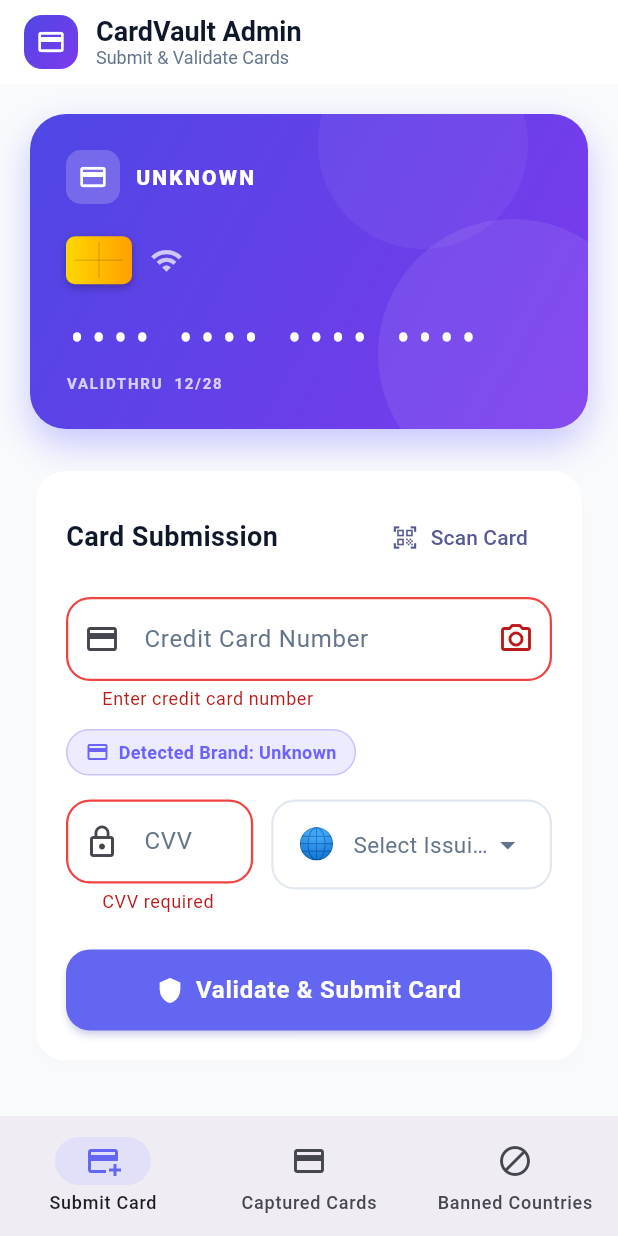
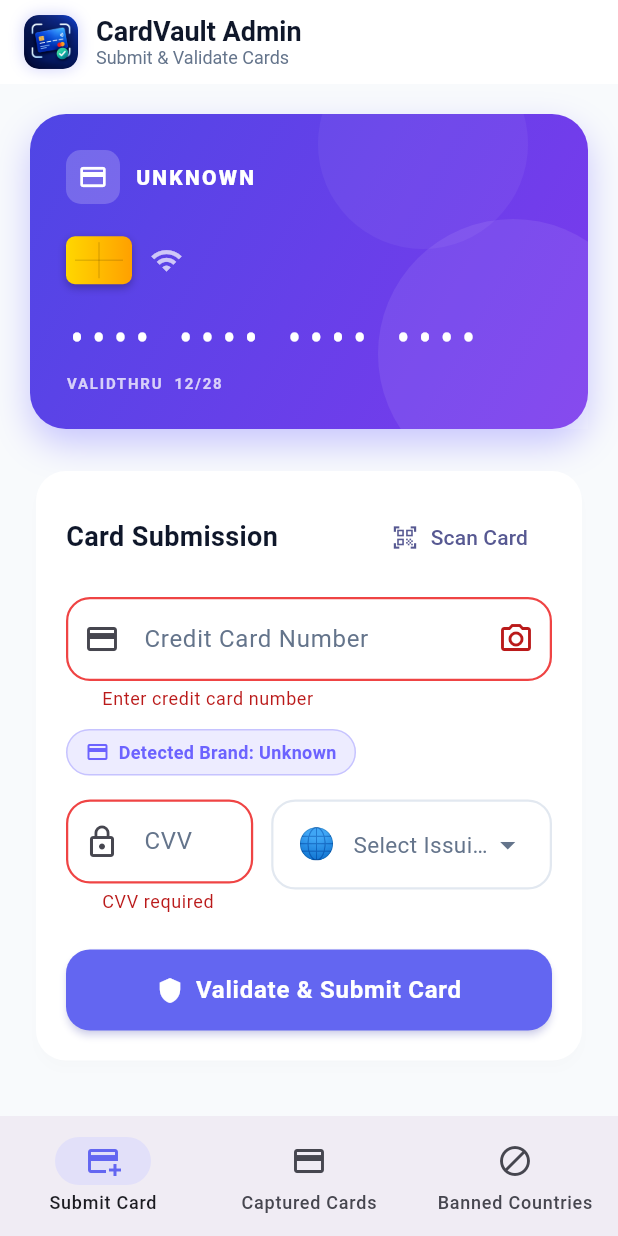
Before and after one commit to Minentle2301/validate_card_details, a Flutter app: the screen it shows after launch, after a tap on "Validate & Submit Card", on a phone screen of 412 x 824 dp. Run offline on Flutter 3.47's test engine with Material 3 defaults, Android fonts, the light colour scheme and no system bars; our stand-ins replace camera, flutter_local_notifications, shared_preferences; missing offline and left inert: google_mlkit_text_recognition.

Commit message:
added push notification and launch icon

```diff
--- a/lib/main.dart
+++ b/lib/main.dart
@@ -1,5 +1,5 @@
 import 'package:flutter/material.dart';
-import 'screens/main_navigation_screen.dart';
+import 'screens/splash_screen.dart';
 import 'theme/app_theme.dart';
 
 void main() async {
@@ -16,7 +16,7 @@ class CreditCardValidationApp extends StatelessWidget {
       title: 'Credit Card Validation System',
       debugShowCheckedModeBanner: false,
       theme: AppTheme.lightTheme,
-      home: const MainNavigationScreen(),
+      home: const SplashScreen(),
     );
   }
 }
--- a/lib/screens/card_submission_screen.dart
+++ b/lib/screens/card_submission_screen.dart
@@ -3,6 +3,7 @@ import '../models/credit_card.dart';
 import '../models/banned_country.dart';
 import '../services/card_utils.dart';
 import '../services/storage_service.dart';
+import '../services/notification_service.dart';
 import '../theme/app_theme.dart';
 import '../widgets/credit_card_preview.dart';
 import '../widgets/country_picker.dart';
@@ -94,28 +95,25 @@ class _CardSubmissionScreenState extends State<CardSubmissionScreen> {
     // 1. Check Banned Country
     final bannedNames = _bannedCountries.map((e) => e.name).toList();
     if (CardUtils.isCountryBanned(country, bannedNames)) {
-      _showSnack(
-        'Submission blocked: "$country" is in the banned countries list!',
-        AppColors.dangerRed,
-      );
+      final msg = 'Submission blocked: "$country" is in the banned countries list!';
+      _showSnack(msg, AppColors.dangerRed);
+      NotificationService().showCardFailureNotification(reason: msg);
       return;
     }
 
     // 2. Check Luhn Algorithm Validation
     if (!CardUtils.luhnCheck(cleanNumber)) {
-      _showSnack(
-        'Validation failed: Invalid card checksum (Luhn check).',
-        AppColors.dangerRed,
-      );
+      const msg = 'Validation failed: Invalid card checksum (Luhn check).';
+      _showSnack(msg, AppColors.dangerRed);
+      NotificationService().showCardFailureNotification(reason: msg);
       return;
     }
 
     // 3. Check CVV Length
     if (!CardUtils.validateCVV(cvv, cardType)) {
-      _showSnack(
-        'Invalid CVV length for $cardType card.',
-        AppColors.dangerRed,
-      );
+      final msg = 'Invalid CVV length for $cardType card.';
+      _showSnack(msg, AppColors.dangerRed);
+      NotificationService().showCardFailureNotification(reason: msg);
       return;
     }
 
@@ -135,14 +133,18 @@ class _CardSubmissionScreenState extends State<CardSubmissionScreen> {
     setState(() => _isSubmitting = false);
 
     if (!added) {
-      _showSnack(
-        'Duplicate card: This credit card has already been captured!',
-        AppColors.warningOrange,
-      );
+      const msg = 'Duplicate card: This credit card has already been captured!';
+      _showSnack(msg, AppColors.warningOrange);
+      NotificationService().showCardFailureNotification(reason: msg);
       return;
     }
 
-    // Success reset
+    // Success push notification & reset
+    NotificationService().showCardSuccessNotification(
+      cardType: card.cardType,
+      last4Digits: card.last4Digits,
+    );
+
     _numberCtl.clear();
     _cvvCtl.clear();
     setState(() {
--- a/lib/screens/main_navigation_screen.dart
+++ b/lib/screens/main_navigation_screen.dart
@@ -38,15 +38,23 @@ class _MainNavigationScreenState extends State<MainNavigationScreen> {
         title: Row(
           children: [
             Container(
-              padding: const EdgeInsets.all(8),
+              width: 36,
+              height: 36,
               decoration: BoxDecoration(
-                gradient: AppColors.primaryGradient,
-                borderRadius: BorderRadius.circular(12),
+                borderRadius: BorderRadius.circular(10),
+                boxShadow: [
+                  BoxShadow(
+                    color: AppColors.accentIndigo.withValues(alpha: 0.3),
+                    blurRadius: 8,
+                  ),
+                ],
               ),
-              child: const Icon(
-                Icons.credit_card,
-                color: Colors.white,
-                size: 20,
+              child: ClipRRect(
+                borderRadius: BorderRadius.circular(10),
+                child: Image.asset(
+                  'assets/images/app_logo.png',
+                  fit: BoxFit.cover,
+                ),
               ),
             ),
             const SizedBox(width: 12),
--- /dev/null
+++ b/lib/screens/splash_screen.dart
@@ -0,0 +1,135 @@
+import 'package:flutter/material.dart';
+import '../theme/app_theme.dart';
+import 'main_navigation_screen.dart';
+
+class SplashScreen extends StatefulWidget {
+  const SplashScreen({super.key});
+
+  @override
+  State<SplashScreen> createState() => _SplashScreenState();
+}
+
+class _SplashScreenState extends State<SplashScreen>
+    with SingleTickerProviderStateMixin {
+  late AnimationController _controller;
+  late Animation<double> _fadeAnimation;
+  late Animation<double> _scaleAnimation;
+
+  @override
+  void initState() {
+    super.initState();
+    _controller = AnimationController(
+      vsync: this,
+      duration: const Duration(milliseconds: 1200),
+    );
+
+    _fadeAnimation = CurvedAnimation(
+      parent: _controller,
+      curve: Curves.easeIn,
+    );
+
+    _scaleAnimation = Tween<double>(begin: 0.8, end: 1.0).animate(
+      CurvedAnimation(parent: _controller, curve: Curves.easeOutBack),
+    );
+
+    _controller.forward();
+
+    // Navigate to MainNavigationScreen after 2.2 seconds
+    Future.delayed(const Duration(milliseconds: 2200), () {
+      if (mounted) {
+        Navigator.pushReplacement(
+          context,
+          PageRouteBuilder(
+            pageBuilder: (_, __, ___) => const MainNavigationScreen(),
+            transitionsBuilder: (_, animation, __, child) {
+              return FadeTransition(opacity: animation, child: child);
+            },
+            transitionDuration: const Duration(milliseconds: 500),
+          ),
+        );
+      }
+    });
+  }
+
+  @override
+  void dispose() {
+    _controller.dispose();
+    super.dispose();
+  }
+
+  @override
+  Widget build(BuildContext context) {
+    return Scaffold(
+      body: Container(
+        width: double.infinity,
+        height: double.infinity,
+        decoration: const BoxDecoration(
+          gradient: AppColors.cardVaultGradient,
+        ),
+        child: Center(
+          child: FadeTransition(
+            opacity: _fadeAnimation,
+            child: ScaleTransition(
+              scale: _scaleAnimation,
+              child: Column(
+                mainAxisSize: MainAxisSize.min,
+                children: [
+                  // App Custom Icon Logo Container
+                  Container(
+                    width: 140,
+                    height: 140,
+                    decoration: BoxDecoration(
+                      borderRadius: BorderRadius.circular(32),
+                      boxShadow: [
+                        BoxShadow(
+                          color: AppColors.accentIndigo.withValues(alpha: 0.5),
+                          blurRadius: 30,
+                          spreadRadius: 5,
+                        ),
+                      ],
+                    ),
+                    child: ClipRRect(
+                      borderRadius: BorderRadius.circular(32),
+                      child: Image.asset(
+                        'assets/images/app_logo.png',
+                        fit: BoxFit.cover,
+                      ),
+                    ),
+                  ),
+                  const SizedBox(height: 28),
+                  const Text(
+                    'CardVault Pro',
+                    style: TextStyle(
+                      color: Colors.white,
+                      fontSize: 28,
+                      fontWeight: FontWeight.bold,
+                      letterSpacing: 1.2,
+                    ),
+                  ),
+                  const SizedBox(height: 8),
+                  Text(
+                    'Credit Card Validation & Capture',
+                    style: TextStyle(
+                      color: Colors.white.withValues(alpha: 0.75),
+                      fontSize: 14,
+                      letterSpacing: 0.5,
+                    ),
+                  ),
+                  const SizedBox(height: 48),
+                  const SizedBox(
+                    width: 24,
+                    height: 24,
+                    child: CircularProgressIndicator(
+                      color: AppColors.accentTeal,
+                      strokeWidth: 2.5,
+                    ),
+                  ),
+                ],
+              ),
+            ),
+          ),
+        ),
+      ),
+    );
+  }
+}
--- a/lib/services/card_scanner_service.dart
+++ b/lib/services/card_scanner_service.dart
@@ -1,6 +1,6 @@
 import 'package:flutter/foundation.dart';
 import 'package:camera/camera.dart';
-import 'package:google_ml_kit/google_ml_kit.dart';
+import 'package:google_mlkit_text_recognition/google_mlkit_text_recognition.dart';
 import 'dart:async';
 import 'card_utils.dart';
 
```
Also changed, not shown: lib/services/card_utils.dart (+54 -2 lines), lib/services/notification_service.dart (added, +124 -0 lines), pubspec.yaml (+5 -4 lines), assets/images/app_logo.png (added), pubspec.lock, 16 other files.
